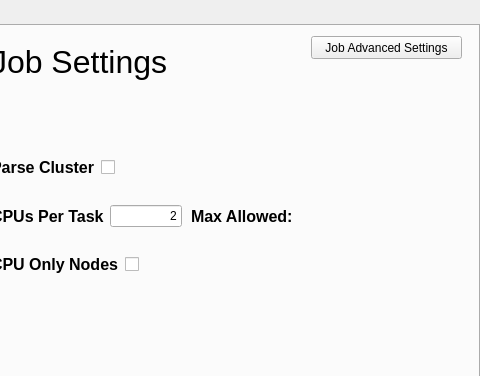
Above: mainwindow.ui from abcucberkeley/PetaKit5D-GUI before the change; both pictures show x 321 to 801 and y 0 to 376 of the 801 by 600 pixel window. Below: the same form after it.
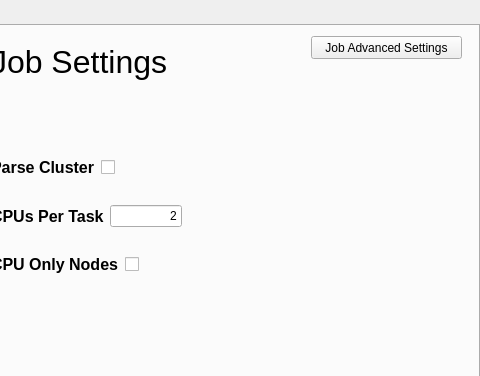
That is the form after the change. The open tabs and pages were chosen to show the change.

Commit message: Removed thread counter and testing a message handler

The edit to the form file:
```diff
--- a/mainwindow.ui
+++ b/mainwindow.ui
@@ -2412,29 +2412,6 @@
        <string>Previous</string>
       </property>
      </widget>
-     <widget class="QLabel" name="maxCPUs">
-      <property name="enabled">
-       <bool>true</bool>
-      </property>
-      <property name="geometry">
-       <rect>
-        <x>510</x>
-        <y>160</y>
-        <width>151</width>
-        <height>61</height>
-       </rect>
-      </property>
-      <property name="font">
-       <font>
-        <pointsize>12</pointsize>
-        <weight>75</weight>
-        <bold>true</bold>
-       </font>
-      </property>
-      <property name="text">
-       <string>Max Allowed: </string>
-      </property>
-     </widget>
      <widget class="QWidget" name="layoutWidget">
       <property name="geometry">
        <rect>
```
Left out of the diff: 4 changed lines with no effect on the pictures. The commit also changes 2 other files.
